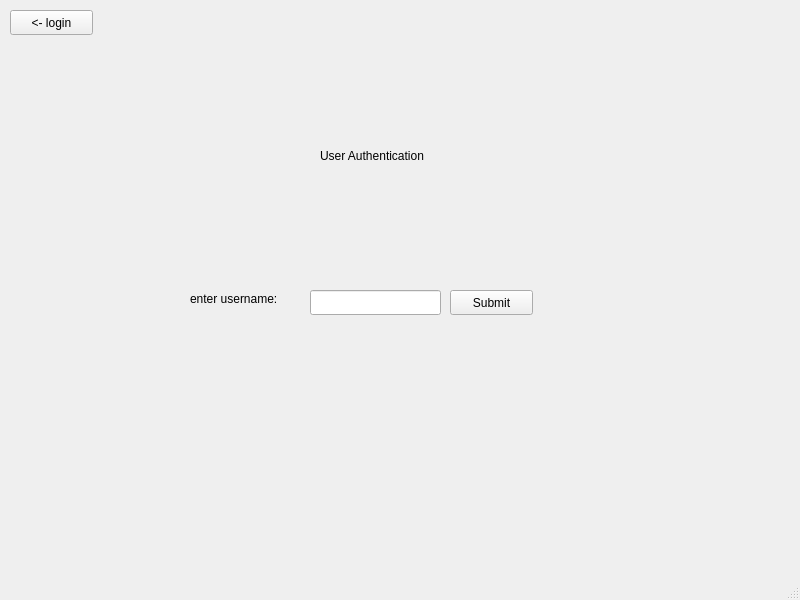
The window that FirstProject/mainwindow.ui (HassanOntario/COMP3004_deliverable_1) describes before a commit, drawn with Qt 5.
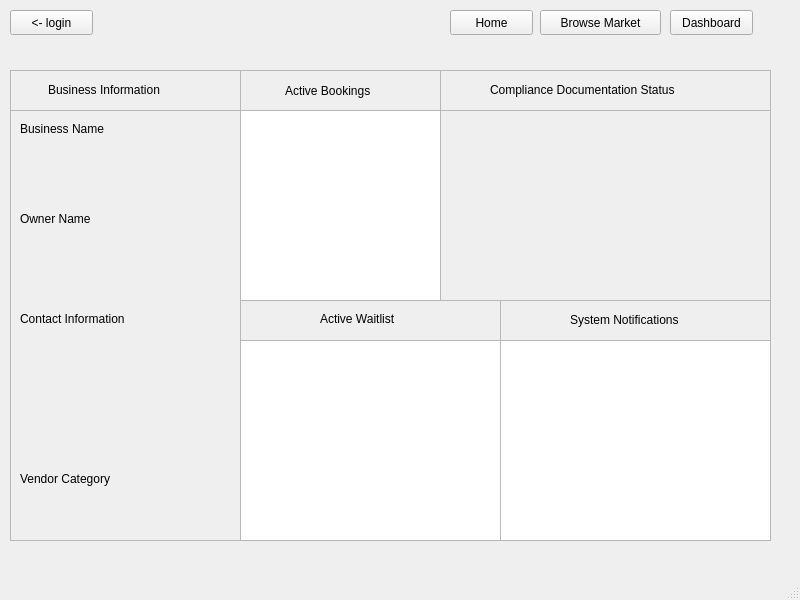
The same window after the commit. The open tabs and pages were chosen to show the change.

Commit message: login finished with hardcoded db and dashboard / vendor capabilities started

```diff
--- a/FirstProject/mainwindow.ui
+++ b/FirstProject/mainwindow.ui
@@ -19,7 +19,7 @@
      <rect>
       <x>0</x>
       <y>50</y>
-      <width>791</width>
+      <width>801</width>
       <height>531</height>
      </rect>
     </property>
@@ -27,74 +27,106 @@
      <number>0</number>
     </property>
     <widget class="QWidget" name="page">
-     <widget class="QPushButton" name="p1Button">
+     <widget class="QFrame" name="frame_11">
       <property name="geometry">
        <rect>
-        <x>450</x>
-        <y>240</y>
-        <width>83</width>
-        <height>25</height>
+        <x>0</x>
+        <y>0</y>
+        <width>791</width>
+        <height>501</height>
        </rect>
       </property>
-      <property name="text">
-       <string>Submit</string>
+      <property name="frameShape">
+       <enum>QFrame::StyledPanel</enum>
       </property>
-     </widget>
-     <widget class="QLabel" name="label">
-      <property name="geometry">
-       <rect>
-        <x>190</x>
-        <y>240</y>
-        <width>121</width>
-        <height>17</height>
-       </rect>
+      <property name="frameShadow">
+       <enum>QFrame::Raised</enum>
       </property>
-      <property name="text">
-       <string>enter username:</string>
-      </property>
-     </widget>
-     <widget class="QLineEdit" name="userInput">
-      <property name="geometry">
-       <rect>
-        <x>310</x>
-        <y>240</y>
-        <width>131</width>
-        <height>25</height>
-       </rect>
-      </property>
-     </widget>
-     <widget class="QLabel" name="label_2">
-      <property name="geometry">
-       <rect>
-        <x>320</x>
-        <y>90</y>
-        <width>131</width>
-        <height>31</height>
-       </rect>
-      </property>
-      <property name="text">
-       <string>User Authentication</string>
-      </property>
-     </widget>
-     <widget class="QLabel" name="errorLabel">
-      <property name="geometry">
-       <rect>
-        <x>280</x>
-        <y>220</y>
-        <width>241</width>
-        <height>17</height>
-       </rect>
-      </property>
-      <property name="text">
-       <string/>
-      </property>
+      <widget class="QFrame" name="frame_12">
+       <property name="geometry">
+        <rect>
+         <x>0</x>
+         <y>40</y>
+         <width>791</width>
+         <height>461</height>
+        </rect>
+       </property>
+       <property name="frameShape">
+        <enum>QFrame::StyledPanel</enum>
+       </property>
+       <property name="frameShadow">
+        <enum>QFrame::Raised</enum>
+       </property>
+       <widget class="QLabel" name="label">
+        <property name="geometry">
+         <rect>
+          <x>178</x>
+          <y>64</y>
+          <width>121</width>
+          <height>17</height>
+         </rect>
+        </property>
+        <property name="text">
+         <string>enter username:</string>
+        </property>
+       </widget>
+       <widget class="QLineEdit" name="userInput">
+        <property name="geometry">
+         <rect>
+          <x>300</x>
+          <y>60</y>
+          <width>131</width>
+          <height>25</height>
+         </rect>
+        </property>
+       </widget>
+       <widget class="QPushButton" name="p1Button">
+        <property name="geometry">
+         <rect>
+          <x>440</x>
+          <y>60</y>
+          <width>83</width>
+          <height>25</height>
+         </rect>
+        </property>
+        <property name="text">
+         <string>Submit</string>
+        </property>
+       </widget>
+       <widget class="QLabel" name="errorLabel">
+        <property name="geometry">
+         <rect>
+          <x>250</x>
+          <y>40</y>
+          <width>241</width>
+          <height>17</height>
+         </rect>
+        </property>
+        <property name="text">
+         <string/>
+        </property>
+       </widget>
+      </widget>
+      <widget class="QLabel" name="label_2">
+       <property name="geometry">
+        <rect>
+         <x>310</x>
+         <y>10</y>
+         <width>131</width>
+         <height>31</height>
+        </rect>
+       </property>
+       <property name="text">
+        <string>User Authentication</string>
+       </property>
+      </widget>
      </widget>
     </widget>
     <widget class="QWidget" name="vendorPage">
      <widget class="QLabel" name="vendorLabel">
       <property name="geometry">
        <rect>
-        <x>200</x>
+        <x>10</x>
         <y>10</y>
         <width>291</width>
         <height>17</height>
@@ -135,6 +167,395 @@
       </property>
      </widget>
     </widget>
+    <widget class="QWidget" name="vendorDashboard">
+     <widget class="QFrame" name="frame">
+      <property name="geometry">
+       <rect>
+        <x>10</x>
+        <y>20</y>
+        <width>231</width>
+        <height>471</height>
+       </rect>
+      </property>
+      <property name="frameShape">
+       <enum>QFrame::StyledPanel</enum>
+      </property>
+      <property name="frameShadow">
+       <enum>QFrame::Raised</enum>
+      </property>
+      <widget class="QLabel" name="label_3">
+       <property name="geometry">
+        <rect>
+         <x>38</x>
+         <y>10</y>
+         <width>181</width>
+         <height>20</height>
+        </rect>
+       </property>
+       <property name="text">
+        <string>Business Information</string>
+       </property>
+      </widget>
+      <widget class="QFrame" name="frame_4">
+       <property name="geometry">
+        <rect>
+         <x>0</x>
+         <y>40</y>
+         <width>231</width>
+         <height>431</height>
+        </rect>
+       </property>
+       <property name="frameShape">
+        <enum>QFrame::StyledPanel</enum>
+       </property>
+       <property name="frameShadow">
+        <enum>QFrame::Raised</enum>
+       </property>
+       <widget class="QLabel" name="label_4">
+        <property name="geometry">
+         <rect>
+          <x>10</x>
+          <y>10</y>
+          <width>211</width>
+          <height>17</height>
+         </rect>
+        </property>
+        <property name="text">
+         <string>Business Name</string>
+        </property>
+       </widget>
+       <widget class="QLabel" name="label_5">
+        <property name="geometry">
+         <rect>
+          <x>10</x>
+          <y>100</y>
+          <width>211</width>
+          <height>17</height>
+         </rect>
+        </property>
+        <property name="text">
+         <string>Owner Name</string>
+        </property>
+       </widget>
+       <widget class="QLabel" name="label_6">
+        <property name="geometry">
+         <rect>
+          <x>10</x>
+          <y>200</y>
+          <width>211</width>
+          <height>17</height>
+         </rect>
+        </property>
+        <property name="text">
+         <string>Contact Information</string>
+        </property>
+       </widget>
+       <widget class="QLabel" name="label_7">
+        <property name="geometry">
+         <rect>
+          <x>10</x>
+          <y>360</y>
+          <width>211</width>
+          <height>17</height>
+         </rect>
+        </property>
+        <property name="text">
+         <string>Vendor Category</string>
+        </property>
+       </widget>
+       <widget class="QLabel" name="dashCategory">
+        <property name="geometry">
+         <rect>
+          <x>10</x>
+          <y>380</y>
+          <width>181</width>
+          <height>17</height>
+         </rect>
+        </property>
+        <property name="text">
+         <string/>
+        </property>
+       </widget>
+       <widget class="QLabel" name="dashEmail">
+        <property name="geometry">
+         <rect>
+          <x>10</x>
+          <y>220</y>
+          <width>211</width>
+          <height>17</height>
+         </rect>
+        </property>
+        <property name="text">
+         <string/>
+        </property>
+       </widget>
+       <widget class="QLabel" name="dashPhone">
+        <property name="geometry">
+         <rect>
+          <x>10</x>
+          <y>240</y>
+          <width>211</width>
+          <height>17</height>
+         </rect>
+        </property>
+        <property name="text">
+         <string/>
+        </property>
+       </widget>
+       <widget class="QLabel" name="dashAddress">
+        <property name="geometry">
+         <rect>
+          <x>10</x>
+          <y>260</y>
+          <width>211</width>
+          <height>41</height>
+         </rect>
+        </property>
+        <property name="text">
+         <string/>
+        </property>
+       </widget>
+       <widget class="QLabel" name="dashBusiness">
+        <property name="geometry">
+         <rect>
+          <x>10</x>
+          <y>30</y>
+          <width>171</width>
+          <height>17</height>
+         </rect>
+        </property>
+        <property name="text">
+         <string/>
+        </property>
+       </widget>
+       <widget class="QLabel" name="dashOwner">
+        <property name="geometry">
+         <rect>
+          <x>10</x>
+          <y>120</y>
+          <width>211</width>
+          <height>17</height>
+         </rect>
+        </property>
+        <property name="text">
+         <string/>
+        </property>
+       </widget>
+      </widget>
+      <zorder>frame_4</zorder>
+      <zorder>label_3</zorder>
+     </widget>
+     <widget class="QFrame" name="frame_2">
+      <property name="geometry">
+       <rect>
+        <x>240</x>
+        <y>20</y>
+        <width>531</width>
+        <height>231</height>
+       </rect>
+      </property>
+      <property name="frameShape">
+       <enum>QFrame::StyledPanel</enum>
+      </property>
+      <property name="frameShadow">
+       <enum>QFrame::Raised</enum>
+      </property>
+      <widget class="QFrame" name="frame_5">
+       <property name="geometry">
+        <rect>
+         <x>0</x>
+         <y>0</y>
+         <width>201</width>
+         <height>231</height>
+        </rect>
+       </property>
+       <property name="frameShape">
+        <enum>QFrame::StyledPanel</enum>
+       </property>
+       <property name="frameShadow">
+        <enum>QFrame::Raised</enum>
+       </property>
+       <widget class="QFrame" name="frame_6">
+        <property name="geometry">
+         <rect>
+          <x>0</x>
+          <y>40</y>
+          <width>201</width>
+          <height>191</height>
+         </rect>
+        </property>
+        <property name="frameShape">
+         <enum>QFrame::StyledPanel</enum>
+        </property>
+        <property name="frameShadow">
+         <enum>QFrame::Raised</enum>
+        </property>
+        <widget class="QListView" name="bookingsList">
+         <property name="geometry">
+          <rect>
+           <x>0</x>
+           <y>0</y>
+           <width>201</width>
+           <height>192</height>
+          </rect>
+         </property>
+        </widget>
+       </widget>
+       <widget class="QLabel" name="label_8">
+        <property name="geometry">
+         <rect>
+          <x>45</x>
+          <y>12</y>
+          <width>111</width>
+          <height>17</height>
+         </rect>
+        </property>
+        <property name="text">
+         <string>Active Bookings</string>
+        </property>
+       </widget>
+      </widget>
+      <widget class="QFrame" name="frame_7">
+       <property name="geometry">
+        <rect>
+         <x>200</x>
+         <y>40</y>
+         <width>331</width>
+         <height>191</height>
+        </rect>
+       </property>
+       <property name="frameShape">
+        <enum>QFrame::StyledPanel</enum>
+       </property>
+       <property name="frameShadow">
+        <enum>QFrame::Raised</enum>
+       </property>
+      </widget>
+      <widget class="QLabel" name="label_9">
+       <property name="geometry">
+        <rect>
+         <x>250</x>
+         <y>10</y>
+         <width>281</width>
+         <height>20</height>
+        </rect>
+       </property>
+       <property name="text">
+        <string>Compliance Documentation Status</string>
+       </property>
+      </widget>
+     </widget>
+     <widget class="QFrame" name="frame_3">
+      <property name="geometry">
+       <rect>
+        <x>240</x>
+        <y>250</y>
+        <width>531</width>
+        <height>241</height>
+       </rect>
+      </property>
+      <property name="frameShape">
+       <enum>QFrame::StyledPanel</enum>
+      </property>
+      <property name="frameShadow">
+       <enum>QFrame::Raised</enum>
+      </property>
+      <widget class="QFrame" name="frame_8">
+       <property name="geometry">
+        <rect>
+         <x>0</x>
+         <y>0</y>
+         <width>261</width>
+         <height>241</height>
+        </rect>
+       </property>
+       <property name="frameShape">
+        <enum>QFrame::StyledPanel</enum>
+       </property>
+       <property name="frameShadow">
+        <enum>QFrame::Raised</enum>
+       </property>
+       <widget class="QFrame" name="frame_9">
+        <property name="geometry">
+         <rect>
+          <x>0</x>
+          <y>40</y>
+          <width>261</width>
+          <height>201</height>
+         </rect>
+        </property>
+        <property name="frameShape">
+         <enum>QFrame::StyledPanel</enum>
+        </property>
+        <property name="frameShadow">
+         <enum>QFrame::Raised</enum>
+        </property>
+        <widget class="QListView" name="waitList">
+         <property name="geometry">
+          <rect>
+           <x>0</x>
+           <y>0</y>
+           <width>261</width>
+           <height>201</height>
+          </rect>
+         </property>
+        </widget>
+       </widget>
+       <widget class="QLabel" name="label_10">
+        <property name="geometry">
+         <rect>
+          <x>80</x>
+          <y>10</y>
+          <width>131</width>
+          <height>17</height>
+         </rect>
+        </property>
+        <property name="text">
+         <string>Active Waitlist</string>
+        </property>
+       </widget>
+      </widget>
+      <widget class="QFrame" name="frame_10">
+       <property name="geometry">
+        <rect>
+         <x>260</x>
+         <y>40</y>
+         <width>271</width>
+         <height>201</height>
+        </rect>
+       </property>
+       <property name="frameShape">
+        <enum>QFrame::StyledPanel</enum>
+       </property>
+       <property name="frameShadow">
+        <enum>QFrame::Raised</enum>
+       </property>
+       <widget class="QListView" name="listView">
+        <property name="geometry">
+         <rect>
+          <x>0</x>
+          <y>0</y>
+          <width>271</width>
+          <height>201</height>
+         </rect>
+        </property>
+       </widget>
+      </widget>
+      <widget class="QLabel" name="label_11">
+       <property name="geometry">
+        <rect>
+         <x>330</x>
+         <y>10</y>
+         <width>191</width>
+         <height>20</height>
+        </rect>
+       </property>
+       <property name="text">
+        <string>System Notifications</string>
+       </property>
+      </widget>
+     </widget>
+    </widget>
    </widget>
    <widget class="QPushButton" name="returnLogin">
     <property name="geometry">
@@ -149,6 +570,45 @@
      <string>&lt;- login</string>
     </property>
    </widget>
+   <widget class="QPushButton" name="vBrowse">
+    <property name="geometry">
+     <rect>
+      <x>540</x>
+      <y>10</y>
+      <width>121</width>
+      <height>25</height>
+     </rect>
+    </property>
+    <property name="text">
+     <string>Browse Market</string>
+    </property>
+   </widget>
+   <widget class="QPushButton" name="vDash">
+    <property name="geometry">
+     <rect>
+      <x>670</x>
+      <y>10</y>
+      <width>83</width>
+      <height>25</height>
+     </rect>
+    </property>
+    <property name="text">
+     <string>Dashboard</string>
+    </property>
+   </widget>
+   <widget class="QPushButton" name="vHome">
+    <property name="geometry">
+     <rect>
+      <x>450</x>
+      <y>10</y>
+      <width>83</width>
+      <height>25</height>
+     </rect>
+    </property>
+    <property name="text">
+     <string>Home</string>
+    </property>
+   </widget>
   </widget>
   <widget class="QMenuBar" name="menubar">
    <property name="geometry">
```
The commit also changes 11 other files.
